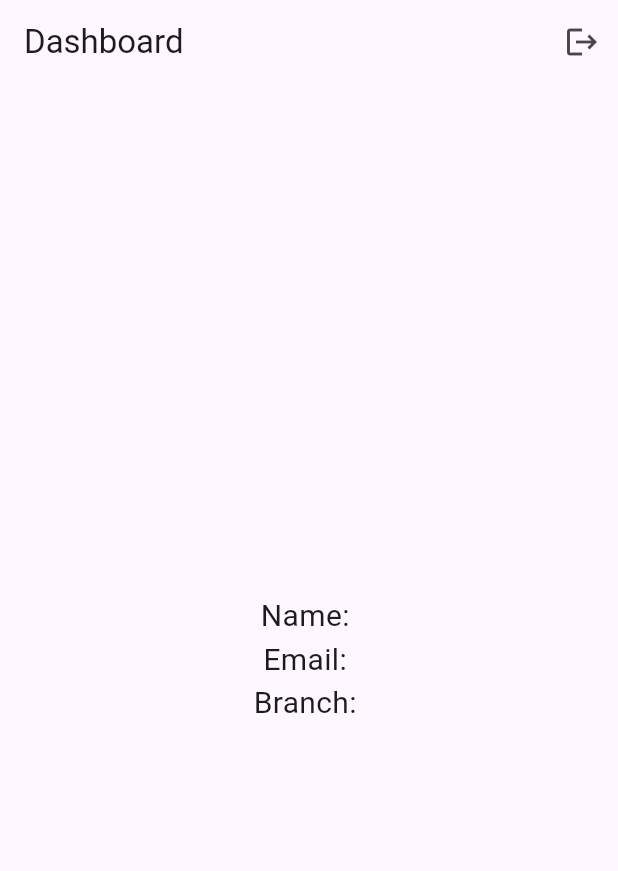
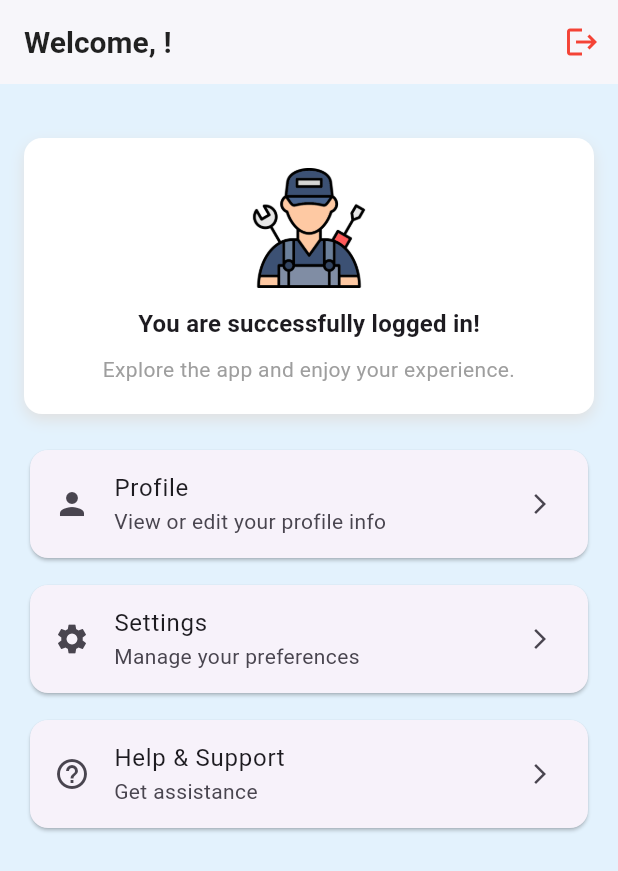
Before and after one commit to VJLIVE/FixIt, a Flutter app: the DashboardPage screen opened directly, on a phone screen of 412 x 824 dp. Shown: the top 871 px of the screen. Run offline on Flutter 3.47's test engine with Material 3 defaults, Android fonts, the phone set to English and light mode, and no system bars; our stand-ins replace cloud_firestore, firebase_auth, firebase_core, google_sign_in; accounts and stored records are empty.

Commit message:
Dashboard UI

```diff
--- a/lib/screens/dashboard_page.dart
+++ b/lib/screens/dashboard_page.dart
@@ -15,8 +15,6 @@ class _DashboardPageState extends State<DashboardPage> {
   final firestore = FirebaseFirestore.instance;
 
   String name = '';
-  String email = '';
-  String branch = '';
 
   @override
   void initState() {
@@ -30,21 +28,40 @@ class _DashboardPageState extends State<DashboardPage> {
 
     if (doc.exists) {
       setState(() {
-        name = doc['name'];
-        email = doc['email'];
-        branch = doc['branch'];
+        name = _formatName(doc['name']);
       });
     }
+  }
+
+  String _formatName(String value) {
+    if (value.isEmpty) return value;
+
+    return value
+        .split(' ')
+        .map((word) =>
+    word.isEmpty ? '' : word[0].toUpperCase() + word.substring(1).toLowerCase())
+        .join(' ');
   }
 
   @override
   Widget build(BuildContext context) {
     return Scaffold(
+      backgroundColor: Colors.blue.shade50,
       appBar: AppBar(
-        title: const Text("Dashboard"),
+        backgroundColor: Colors.white,
+        elevation: 1,
+        automaticallyImplyLeading: false,
+        title: Text(
+          'Welcome, $name!',
+          style: const TextStyle(
+            fontSize: 20,
+            fontWeight: FontWeight.w600,
+            color: Colors.black87,
+          ),
+        ),
         actions: [
           IconButton(
-            icon: const Icon(Icons.logout),
+            icon: const Icon(Icons.logout, color: Colors.red),
             onPressed: () async {
               await FirebaseAuth.instance.signOut();
               Navigator.pushReplacement(
@@ -55,13 +72,105 @@ class _DashboardPageState extends State<DashboardPage> {
           )
         ],
       ),
-      body: Center(
+      body: Padding(
+        padding: const EdgeInsets.all(16),
         child: Column(
-          mainAxisAlignment: MainAxisAlignment.center,
+          crossAxisAlignment: CrossAxisAlignment.start,
           children: [
-            Text("Name: $name", style: const TextStyle(fontSize: 20)),
-            Text("Email: $email", style: const TextStyle(fontSize: 20)),
-            Text("Branch: $branch", style: const TextStyle(fontSize: 20)),
+            const SizedBox(height: 20),
+            Container(
+              width: double.infinity,
+              padding: const EdgeInsets.all(20),
+              decoration: BoxDecoration(
+                color: Colors.white,
+                borderRadius: BorderRadius.circular(12),
+                boxShadow: [
+                  BoxShadow(
+                    color: Colors.grey.shade300,
+                    blurRadius: 8,
+                    offset: const Offset(0, 4),
+                  ),
+                ],
+              ),
+              child: Column(
+                children: [
+                  Image.asset(
+                    'assets/logo.png',
+                    height: 80,
+                  ),
+                  const SizedBox(height: 12),
+                  Text(
+                    'You are successfully logged in!',
+                    style: Theme.of(context).textTheme.titleMedium?.copyWith(
+                      fontWeight: FontWeight.bold,
+                    ),
+                  ),
+                  const SizedBox(height: 8),
+                  const Text(
+                    'Explore the app and enjoy your experience.',
+                    textAlign: TextAlign.center,
+                    style: TextStyle(color: Colors.grey),
+                  ),
+                ],
+              ),
+            ),
+            const SizedBox(height: 20),
+            Expanded(
+              child: ListView(
+                children: [
+                  Card(
+                    shape: RoundedRectangleBorder(
+                      borderRadius: BorderRadius.circular(12),
+                    ),
+                    child: ListTile(
+                      leading: const Icon(Icons.person),
+                      title: const Text('Profile'),
+                      subtitle: const Text('View or edit your profile info'),
+                      trailing: const Icon(Icons.arrow_forward_ios, size: 16),
+                      onTap: () {
+                        ScaffoldMessenger.of(context).showSnackBar(
+                          const SnackBar(content: Text('Profile tapped')),
+                        );
+                      },
+                    ),
+                  ),
+                  const SizedBox(height: 10),
+                  Card(
+                    shape: RoundedRectangleBorder(
+                      borderRadius: BorderRadius.circular(12),
+                    ),
+                    child: ListTile(
+                      leading: const Icon(Icons.settings),
+                      title: const Text('Settings'),
+                      subtitle: const Text('Manage your preferences'),
+                      trailing: const Icon(Icons.arrow_forward_ios, size: 16),
+                      onTap: () {
+                        ScaffoldMessenger.of(context).showSnackBar(
+                          const SnackBar(content: Text('Settings tapped')),
+                        );
+                      },
+                    ),
+                  ),
+                  const SizedBox(height: 10),
+                  Card(
+                    shape: RoundedRectangleBorder(
+                      borderRadius: BorderRadius.circular(12),
+                    ),
+                    child: ListTile(
+                      leading: const Icon(Icons.help_outline),
+                      title: const Text('Help & Support'),
+                      subtitle: const Text('Get assistance'),
+                      trailing: const Icon(Icons.arrow_forward_ios, size: 16),
+                      onTap: () {
+                        ScaffoldMessenger.of(context).showSnackBar(
+                          const SnackBar(content: Text('Help tapped')),
+                        );
+                      },
+                    ),
+                  ),
+                ],
+              ),
+            )
           ],
         ),
       ),
```
